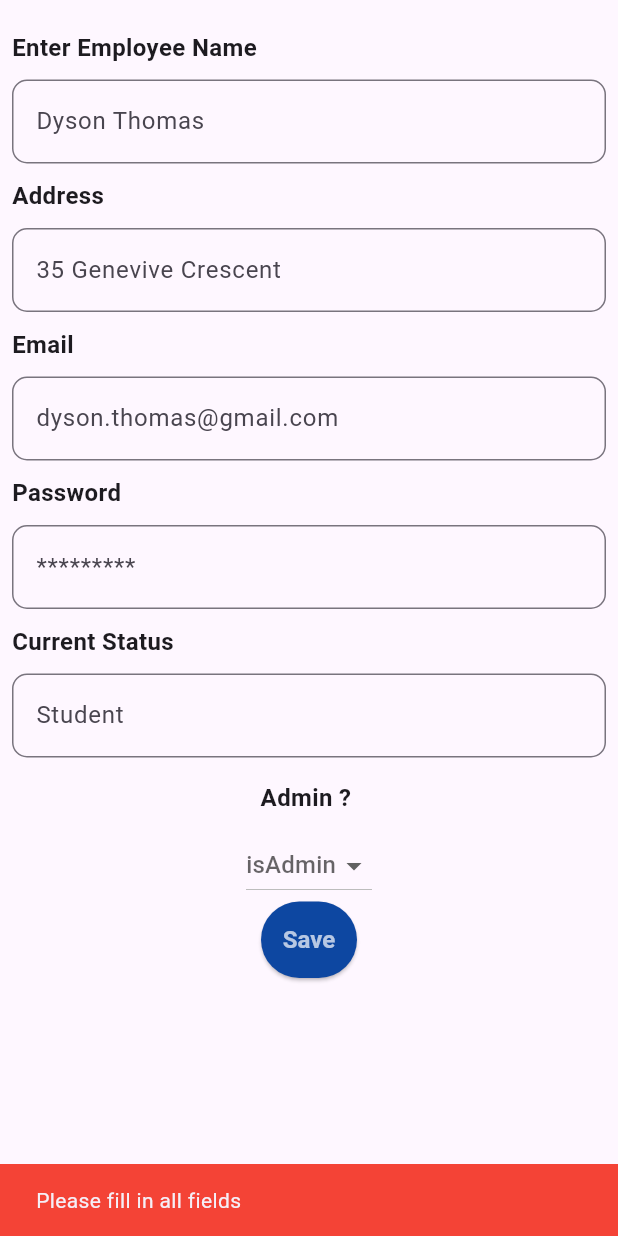
After one commit to DysonThomas/InventoryManagement, a Flutter app: the addUsers screen opened directly, after a tap on "Save", on a phone screen of 412 x 824 dp. The commit adds this screen. Run offline on Flutter 3.47's test engine with Material 3 defaults, Android fonts, the phone set to English and light mode, and no system bars; our stand-ins replace cloud_firestore, firebase_core, flutter_slidable; accounts and stored records are empty.

Commit message:
Add User On Progress

```diff
--- /dev/null
+++ b/lib/addUsers.dart
@@ -0,0 +1,147 @@
+import 'package:cloud_firestore/cloud_firestore.dart';
+import 'package:flutter/material.dart';
+import 'package:inventorymanagement/InputComponent.dart';
+import 'package:inventorymanagement/boolwidget.dart';
+
+class addUsers extends StatefulWidget {
+  const addUsers({super.key});
+
+  @override
+  State<addUsers> createState() => _addUsersState();
+}
+
+class _addUsersState extends State<addUsers> {
+  final TextEditingController _EmpName = TextEditingController();
+  final TextEditingController _address = TextEditingController();
+  final TextEditingController _email = TextEditingController();
+  final TextEditingController _password = TextEditingController();
+  final TextEditingController _status = TextEditingController();
+  final TextEditingController _role = TextEditingController();
+  String empname = '';
+  String address ='';
+  String email = '';
+  String password ='';
+  String status = '';
+  bool role = false;
+  Future<bool> isUnique(String sku) async{
+    QuerySnapshot snapshot= await await FirebaseFirestore.instance.collection('products')
+        .where('sku', isEqualTo: sku)
+        .get();
+    return snapshot.docs.isEmpty;
+  }
+  void _saveUser(BuildContext context) async {
+    print(_EmpName.text+
+        _address.text+
+        _email.text +
+        _password.text+
+        _status.text);
+    bool unique = await isUnique(_email.text);
+    if(unique) {
+      if ((_EmpName.text.isEmpty ||
+          _address.text.isEmpty ||
+          _email.text.isEmpty ||
+          _password.text.isEmpty ||
+          _status.text.isEmpty)){
+        ScaffoldMessenger.of(context).showSnackBar(
+          SnackBar(
+            content: Text('Please fill in all fields'),
+            backgroundColor: Colors.red,
+          ),
+        );
+        return; // Stop further execution if validation fails
+      }
+
+      try {
+        await FirebaseFirestore.instance.collection('Userprofiles').add({
+          'empName': empname,
+          'address': address,
+          'email': email,
+          'password': password,
+          'status': status,
+          'role': role??'False',
+        });
+        _EmpName.text = '';
+        _address.text = '';
+        _email.text = '';
+        _password.text = '';
+        _status.text = '';
+        _role.text = '';
+        ScaffoldMessenger.of(context).showSnackBar(
+          SnackBar(
+            content: Text('Item added successfully!'),
+            backgroundColor: Colors.green,
+          ),
+        );
+      }
+      catch (e) {
+        // Handle the error and display a message
+        print("Error saving item: $e");
+
+        ScaffoldMessenger.of(context).showSnackBar(
+          SnackBar(
+            content: Text('Failed to add item. Please try again.'),
+            backgroundColor: Colors.red,
+          ),
+        );
+      }
+    }}
+  @override
+  Widget build(BuildContext context) {
+    return Scaffold(
+      body: Container(
+        child: Padding(
+          padding: const EdgeInsets.only(left: 8.0,top: 15,right: 8),
+          child: Column(
+            children: [
+            // Name
+              InputFieldss(textLabel: 'Enter Employee Name',
+                  hintText: 'Dyson Thomas', controller: _EmpName,
+                  onChanged: (value){
+                    empname = value;
+                  }),
+              InputFieldss(textLabel: 'Address',
+                  hintText: '35 Genevive Crescent', controller: _address,
+                  onChanged: (value){
+                    address = value;
+                  }),
+              InputFieldss(textLabel: 'Email',
+                  hintText: 'dyson.thomas@gmail.com', controller: _email,
+                  onChanged: (value){
+                    email = value;
+                  }),
+              InputFieldss(textLabel: 'Password',
+                  hintText: '*********', controller: _password,
+                  onChanged: (value){
+                    password = value;
+                  }),
+              InputFieldss(textLabel: 'Current Status',
+                  hintText: 'Student', controller: _status,
+                  onChanged: (value){
+                    status = value;
+                  }),
+            Boolwidget(textLabel: 'Admin ? ', hintText:'isAdmin', controller: _role, onChanged: (value){
+              print(value);
+            role=value;
+            print(role);
+            }),
+              ElevatedButton(
+                onPressed: () {
+                  _saveUser(context);
+                },
+                child: Text(
+                  'Save',
+                  style: TextStyle(color: Colors.white70, fontSize: 16),
+                ),
+                style: ElevatedButton.styleFrom(
+                  backgroundColor: Colors.blue[900], // Dark blue background
+                  padding: EdgeInsets.symmetric(vertical: 16), // Increases height
+                  textStyle: TextStyle(fontWeight: FontWeight.bold),
+                ),
+              ),
+            ],
+          ),
+        ),
+      ),
+    );
+  }
+}
```
Also changed, not shown: lib/addProducts.dart (+23 -15 lines), lib/homescreen.dart (+28 -0 lines), lib/itemDetails.dart (+28 -12 lines), lib/Components/loginPage.dart (added).
